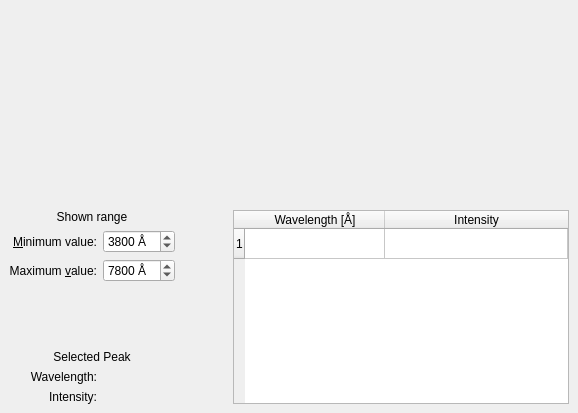
First picture: the form in src/spectrumview.ui, repository KDE/kalzium, before the edit.
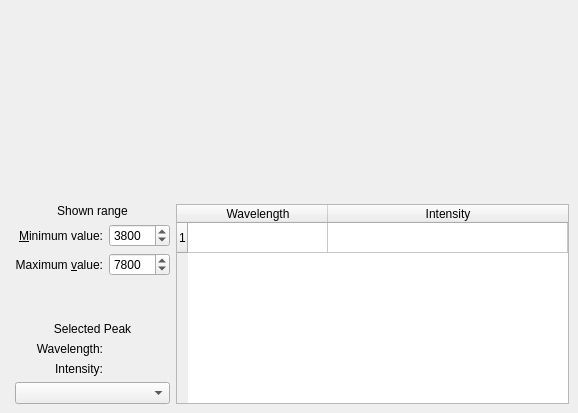
Second picture: the form after the edit. Custom widgets are drawn as their Qt base class.

Commit message: beginn work on unitsettings in the spectrumview.

The edit to the form file:
```diff
--- a/src/spectrumview.ui
+++ b/src/spectrumview.ui
@@ -23,7 +23,60 @@
    <property name="spacing">
     <number>6</number>
    </property>
-   <item row="2" column="0">
+   <item row="2" column="2">
+    <widget class="QTableWidget" name="peakListTable">
+     <property name="sortingEnabled">
+      <bool>true</bool>
+     </property>
+     <attribute name="horizontalHeaderDefaultSectionSize">
+      <number>140</number>
+     </attribute>
+     <attribute name="horizontalHeaderShowSortIndicator" stdset="0">
+      <bool>true</bool>
+     </attribute>
+     <attribute name="horizontalHeaderStretchLastSection">
+      <bool>true</bool>
+     </attribute>
+     <row>
+      <property name="text">
+       <string>1</string>
+      </property>
+     </row>
+     <column>
+      <property name="text">
+       <string>Wavelength</string>
+      </property>
+     </column>
+     <column>
+      <property name="text">
+       <string>Intensity</string>
+      </property>
+     </column>
+    </widget>
+   </item>
+   <item row="0" column="0" colspan="3">
+    <widget class="SpectrumWidget" name="m_spectrumWidget" native="true">
+     <property name="sizePolicy">
+      <sizepolicy hsizetype="MinimumExpanding" vsizetype="MinimumExpanding">
+       <horstretch>0</horstretch>
+       <verstretch>0</verstretch>
+      </sizepolicy>
+     </property>
+     <property name="minimumSize">
+      <size>
+       <width>0</width>
+       <height>100</height>
+      </size>
+     </property>
+     <property name="toolTip">
+      <string>This is the spectrum of the element.</string>
+     </property>
+     <property name="whatsThis">
+      <string>This is the spectrum of the element.</string>
+     </property>
+    </widget>
+   </item>
+   <item row="2" column="1">
     <layout class="QGridLayout" name="gridLayout">
      <item row="7" column="0">
       <widget class="QLabel" name="label_3">
@@ -78,7 +131,7 @@
         <string>This sets the leftmost wavelength of the spectrum.</string>
        </property>
        <property name="suffix">
-        <string> Å</string>
+        <string/>
        </property>
        <property name="minimum">
         <number>1</number>
@@ -113,7 +166,7 @@
         <string>This sets the rightmost wavelength of the spectrum.</string>
        </property>
        <property name="suffix">
-        <string> Å</string>
+        <string/>
        </property>
        <property name="minimum">
         <number>1</number>
@@ -162,77 +215,11 @@
        </property>
       </widget>
      </item>
+     <item row="9" column="0" colspan="2">
+      <widget class="KalziumUnitCombobox" name="m_lengthUnit"/>
+     </item>
     </layout>
    </item>
-   <item row="2" column="3">
-    <widget class="QTableWidget" name="peakListTable">
-     <property name="sortingEnabled">
-      <bool>true</bool>
-     </property>
-     <attribute name="horizontalHeaderDefaultSectionSize">
-      <number>140</number>
-     </attribute>
-     <attribute name="horizontalHeaderShowSortIndicator" stdset="0">
-      <bool>true</bool>
-     </attribute>
-     <attribute name="horizontalHeaderStretchLastSection">
-      <bool>true</bool>
-     </attribute>
-     <row>
-      <property name="text">
-       <string>1</string>
-      </property>
-     </row>
-     <column>
-      <property name="text">
-       <string>Wavelength [Å]</string>
-      </property>
-     </column>
-     <column>
-      <property name="text">
-       <string>Intensity</string>
-      </property>
-     </column>
-    </widget>
-   </item>
-   <item row="0" column="0" colspan="4">
-    <widget class="SpectrumWidget" name="m_spectrumWidget" native="true">
-     <property name="sizePolicy">
-      <sizepolicy hsizetype="MinimumExpanding" vsizetype="MinimumExpanding">
-       <horstretch>0</horstretch>
-       <verstretch>0</verstretch>
-      </sizepolicy>
-     </property>
-     <property name="minimumSize">
-      <size>
-       <width>0</width>
-       <height>100</height>
-      </size>
-     </property>
-     <property name="toolTip">
-      <string>This is the spectrum of the element.</string>
-     </property>
-     <property name="whatsThis">
-      <string>This is the spectrum of the element.</string>
-     </property>
-    </widget>
-   </item>
-   <item row="2" column="2">
-    <spacer name="horizontalSpacer">
-     <property name="orientation">
-      <enum>Qt::Horizontal</enum>
-     </property>
-     <property name="sizeType">
-      <enum>QSizePolicy::Minimum</enum>
-     </property>
-     <property name="sizeHint" stdset="0">
-      <size>
-       <width>40</width>
-       <height>20</height>
-      </size>
-     </property>
-    </spacer>
-   </item>
   </layout>
  </widget>
  <customwidgets>
@@ -241,6 +228,11 @@
    <extends>QWidget</extends>
    <header>spectrumwidget.h</header>
   </customwidget>
+  <customwidget>
+   <class>KalziumUnitCombobox</class>
+   <extends>QComboBox</extends>
+   <header>kalziumunitcombobox.h</header>
+  </customwidget>
  </customwidgets>
  <resources/>
  <connections/>
```
The commit also changes 1 other file.
